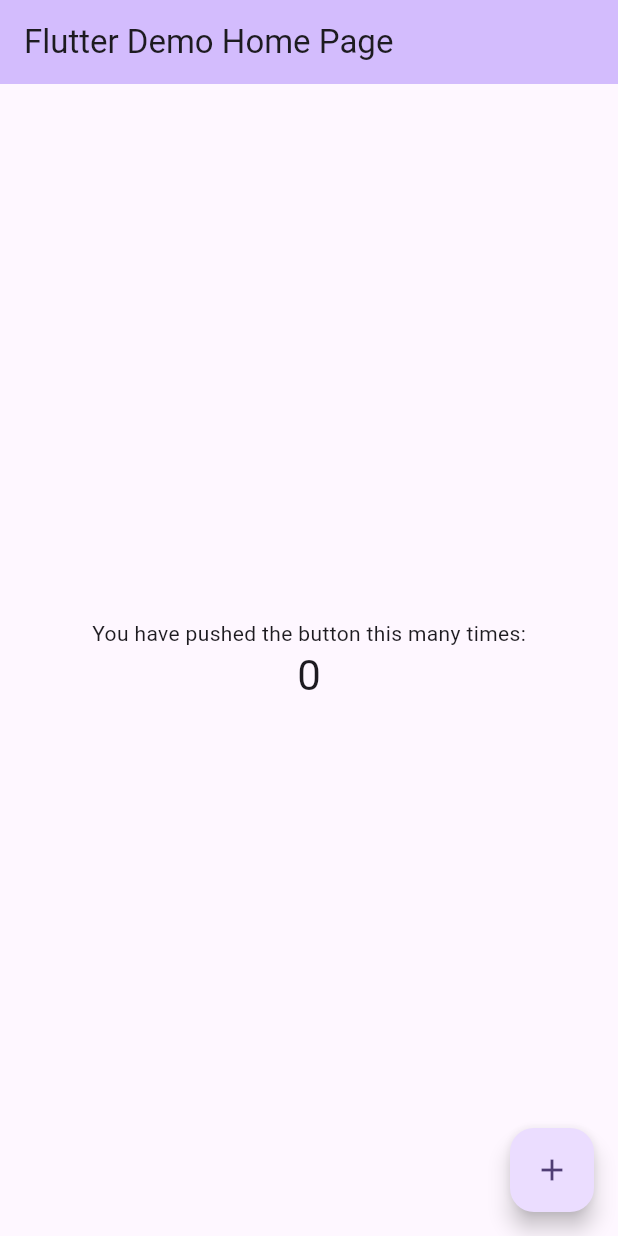
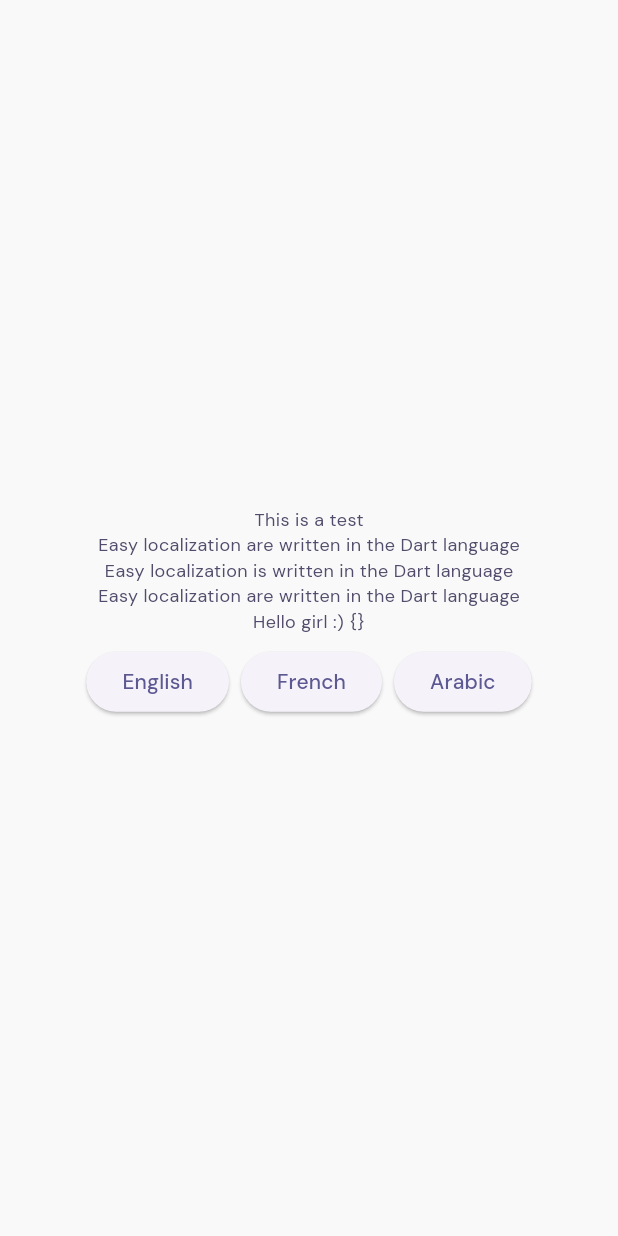
Before and after one commit to NaimCode/flutter_starter, a Flutter app: the screen it shows after launch, on a phone screen of 412 x 824 dp. Run offline on Flutter 3.47's test engine with Material 3 defaults, Android fonts, the phone set to English and light mode, and no system bars; our stand-ins replace easy_localization, go_router, google_fonts, hive_flutter, hooks_riverpod; accounts and stored records are empty.

Commit message:
feat: internalization

```diff
--- a/assets/translations/en.json
+++ b/assets/translations/en.json
@@ -1,3 +1,11 @@
 {
-    "test": "test"
-}
+    "test":"This is a test",
+    "msg":"{} are written in the {} language",
+    "msg_named":"Easy localization is written in the {lang} language",
+    "msg_mixed":"{} are written in the {lang} language",
+    "gender":{
+       "male":"Hi man ;) {}",
+       "female":"Hello girl :) {}",
+       "other":"Hello {}"
+    }
+ }
--- /dev/null
+++ b/assets/translations/fr.json
@@ -0,0 +1,12 @@
+{
+    "test":"C'est un test",
+    "msg":"Bonjour {name}, vous avez {age} ans",
+
+    "msg_named":"Easy localization est ecrit en langage {lang}",
+    "msg_mixed":"{} tu es entrain d'ecrire en langage {lang}",
+    "gender":{
+       "male":"Salut mec ;) {}",
+       "female":"Salut la fille :) {}",
+       "other":"Salut a tous {}"
+    }
+ }
--- a/lib/main.dart
+++ b/lib/main.dart
@@ -1,125 +1,45 @@
+import 'package:easy_localization/easy_localization.dart';
 import 'package:flutter/material.dart';
+import 'package:flutter_starter/routes.dart';
+import 'package:hive_flutter/hive_flutter.dart';
+import 'package:hooks_riverpod/hooks_riverpod.dart';
 
-void main() {
-  runApp(const MyApp());
+import 'styles/theme.dart';
+
+void main() async {
+  WidgetsFlutterBinding.ensureInitialized();
+  await EasyLocalization.ensureInitialized();
+  await Hive.initFlutter();
+  //Hive.registerAdapter(AuthTokenAdapter());
+
+  runApp(EasyLocalization(
+      supportedLocales: const [
+        Locale('fr', 'FR'),
+        Locale('en', 'US'),
+        // Locale('ar')
+      ],
+      path:
+          'assets/translations', // <-- change the path of the translation files
+      useOnlyLangCode: true,
+      // errorWidget: (locale, e) => const Center(child: Text('')), //optional error widget
+      fallbackLocale: const Locale('fr', 'FR'),
+      child: const ProviderScope(child: App())));
 }
 
-class MyApp extends StatelessWidget {
-  const MyApp({super.key});
+class App extends StatelessWidget {
+  const App({super.key});
 
   // This widget is the root of your application.
   @override
   Widget build(BuildContext context) {
-    return MaterialApp(
-      title: 'Flutter Demo',
-      theme: ThemeData(
-        // This is the theme of your application.
-        //
-        // TRY THIS: Try running your application with "flutter run". You'll see
-        // the application has a purple toolbar. Then, without quitting the app,
-        // try changing the seedColor in the colorScheme below to Colors.green
-        // and then invoke "hot reload" (save your changes or press the "hot
-        // reload" button in a Flutter-supported IDE, or press "r" if you used
-        // the command line to start the app).
-        //
-        // Notice that the counter didn't reset back to zero; the application
-        // state is not lost during the reload. To reset the state, use hot
-        // restart instead.
-        //
-        // This works for code too, not just values: Most code changes can be
-        // tested with just a hot reload.
-        colorScheme: ColorScheme.fromSeed(seedColor: Colors.deepPurple),
-        useMaterial3: true,
-      ),
-      home: const MyHomePage(title: 'Flutter Demo Home Page'),
+    return MaterialApp.router(
+      title: 'Freelance App',
+      debugShowCheckedModeBanner: false,
+      theme: theme,
+      routerConfig: router,
+      localizationsDelegates: context.localizationDelegates,
+      supportedLocales: context.supportedLocales,
+      locale: context.locale,
     );
   }
 }
-
-class MyHomePage extends StatefulWidget {
-  const MyHomePage({super.key, required this.title});
-
-  // This widget is the home page of your application. It is stateful, meaning
-  // that it has a State object (defined below) that contains fields that affect
-  // how it looks.
-
-  // This class is the configuration for the state. It holds the values (in this
-  // case the title) provided by the parent (in this case the App widget) and
-  // used by the build method of the State. Fields in a Widget subclass are
-  // always marked "final".
-
-  final String title;
-
-  @override
-  State<MyHomePage> createState() => _MyHomePageState();
-}
-
-class _MyHomePageState extends State<MyHomePage> {
-  int _counter = 0;
-
-  void _incrementCounter() {
-    setState(() {
-      // This call to setState tells the Flutter framework that something has
-      // changed in this State, which causes it to rerun the build method below
-      // so that the display can reflect the updated values. If we changed
-      // _counter without calling setState(), then the build method would not be
-      // called again, and so nothing would appear to happen.
-      _counter++;
-    });
-  }
-
-  @override
-  Widget build(BuildContext context) {
-    // This method is rerun every time setState is called, for instance as done
-    // by the _incrementCounter method above.
-    //
-    // The Flutter framework has been optimized to make rerunning build methods
-    // fast, so that you can just rebuild anything that needs updating rather
-    // than having to individually change instances of widgets.
-    return Scaffold(
-      appBar: AppBar(
-        // TRY THIS: Try changing the color here to a specific color (to
-        // Colors.amber, perhaps?) and trigger a hot reload to see the AppBar
-        // change color while the other colors stay the same.
-        backgroundColor: Theme.of(context).colorScheme.inversePrimary,
-        // Here we take the value from the MyHomePage object that was created by
-        // the App.build method, and use it to set our appbar title.
-        title: Text(widget.title),
-      ),
-      body: Center(
-        // Center is a layout widget. It takes a single child and positions it
-        // in the middle of the parent.
-        child: Column(
-          // Column is also a layout widget. It takes a list of children and
-          // arranges them vertically. By default, it sizes itself to fit its
-          // children horizontally, and tries to be as tall as its parent.
-          //
-          // Column has various properties to control how it sizes itself and
-          // how it positions its children. Here we use mainAxisAlignment to
-          // center the children vertically; the main axis here is the vertical
-          // axis because Columns are vertical (the cross axis would be
-          // horizontal).
-          //
-          // TRY THIS: Invoke "debug painting" (choose the "Toggle Debug Paint"
-          // action in the IDE, or press "p" in the console), to see the
-          // wireframe for each widget.
-          mainAxisAlignment: MainAxisAlignment.center,
-          children: <Widget>[
-            const Text(
-              'You have pushed the button this many times:',
-            ),
-            Text(
-              '$_counter',
-              style: Theme.of(context).textTheme.headlineMedium,
-            ),
-          ],
-        ),
-      ),
-      floatingActionButton: FloatingActionButton(
-        onPressed: _incrementCounter,
-        tooltip: 'Increment',
-        child: const Icon(Icons.add),
-      ), // This trailing comma makes auto-formatting nicer for build methods.
-    );
-  }
-}
--- a/lib/routes.dart
+++ b/lib/routes.dart
@@ -0,0 +1,36 @@
+import 'package:flutter/material.dart';
+import 'package:flutter_starter/screens/home.dart';
+import 'package:flutter_starter/screens/login_screen.dart';
+import 'package:go_router/go_router.dart';
+
+final router = GoRouter(
+  initialLocation: "/",
+  routes: [
+    ShellRoute(
+        builder: (context, state, child) {
+          return Scaffold(body: child);
+        },
+        routes: [
+          GoRoute(
+            path: '/',
+            builder: (context, state) => const Home(),
+          ),
+        ]),
+    // GoRoute(
+    //   path: '/splash',
+    //   builder: (context, state) => const SplashScreen(),
+    // ),
+    GoRoute(
+      path: '/login',
+      builder: (context, state) => const LoginScreen(),
+    ),
+    // GoRoute(
+    //   path: '/register',
+    //   builder: (context, state) => const RegisterScreen(),
+    // ),
+    // GoRoute(
+    //   path: '/password-forget',
+    //   builder: (context, state) => const PasswordForgetScreen(),
+    // ),
+  ],
+);
--- /dev/null
+++ b/lib/screens/home.dart
@@ -0,0 +1,54 @@
+import 'package:easy_localization/easy_localization.dart';
+import 'package:flutter/material.dart';
+import 'package:hooks_riverpod/hooks_riverpod.dart';
+
+class Home extends HookConsumerWidget {
+  const Home({super.key});
+  @override
+  Widget build(BuildContext context, WidgetRef ref) {
+    return Scaffold(
+        body: Center(
+      child: Column(
+        mainAxisAlignment: MainAxisAlignment.center,
+        children: [
+          // args
+          Text('test'.tr()),
+          const Text('msg').tr(args: ['Easy localization', 'Dart']),
+
+// namedArgs
+          const Text('msg_named').tr(namedArgs: {'lang': 'Dart'}),
+
+// args and namedArgs
+          const Text('msg_mixed')
+              .tr(args: ['Easy localization'], namedArgs: {'lang': 'Dart'}),
+
+// gender
+          const Text('gender').tr(gender: "female"),
+          ButtonBar(
+            alignment: MainAxisAlignment.center,
+            children: [
+              ElevatedButton(
+                onPressed: () {
+                  context.setLocale(const Locale('en', 'US'));
+                },
+                child: const Text('English'),
+              ),
+              ElevatedButton(
+                onPressed: () {
+                  context.setLocale(const Locale('fr', 'FR'));
+                },
+                child: const Text('French'),
+              ),
+              ElevatedButton(
+                onPressed: () {
+                  context.setLocale(const Locale('ar'));
+                },
+                child: const Text('Arabic'),
+              ),
+            ],
+          ),
+        ],
+      ),
+    ));
+  }
+}
--- a/lib/styles/theme.dart
+++ b/lib/styles/theme.dart
@@ -0,0 +1,42 @@
+import 'package:flutter/material.dart';
+import 'package:google_fonts/google_fonts.dart';
+import 'colors.dart';
+
+final ButtonStyle _globalButtonStyle = ButtonStyle(
+  //  backgroundColor: MaterialStateProperty.all<Color>(colorPrimary),
+  shape: MaterialStatePropertyAll(
+    RoundedRectangleBorder(
+      borderRadius: BorderRadius.circular(6),
+    ),
+  ),
+);
+
+ThemeData theme = ThemeData(
+  useMaterial3: true,
+  // Define the default brightness and colors.
+  colorScheme: ColorScheme.fromSeed(
+    seedColor: colorPrimary,
+    // ···
+    brightness: Brightness.light,
+  ),
+  scaffoldBackgroundColor: colorBackground,
+  fontFamily: GoogleFonts.dmSans().fontFamily,
+  // Define the default `TextTheme`. Use this to specify the default
+  // text styling for headlines, titles, bodies of text, and more.
+  textTheme: TextTheme(
+    titleLarge: TextStyle(
+        color: colorTextHeading, fontSize: 20, fontWeight: FontWeight.bold),
+    titleMedium: TextStyle(
+        color: colorTextHeading, fontSize: 16, fontWeight: FontWeight.bold),
+    titleSmall: TextStyle(
+        color: colorTextHeading, fontSize: 14, fontWeight: FontWeight.w700),
+    bodyLarge: TextStyle(color: colorTextBody, fontSize: 14),
+    bodyMedium: TextStyle(color: colorTextBody, fontSize: 12),
+  ),
+  filledButtonTheme: FilledButtonThemeData(
+    style: _globalButtonStyle,
+  ),
+  iconButtonTheme: IconButtonThemeData(
+    style: _globalButtonStyle,
+  ),
+);
```
Also changed, not shown: lib/screens/login_screen.dart (added, +10 -0 lines), lib/styles/button.dart (added, +16 -0 lines), lib/styles/colors.dart (added, +13 -0 lines), pubspec.yaml (+15 -6 lines), pubspec.lock, 4 other files.
